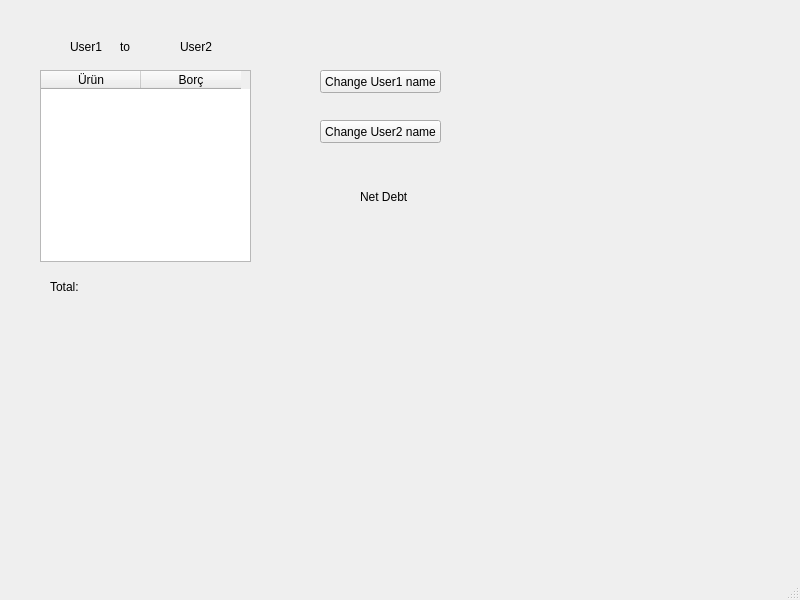
This is Resources/design.ui in hilmiguner/Debt-Calculator as Qt 5 draws it before an edit. The edited form follows.
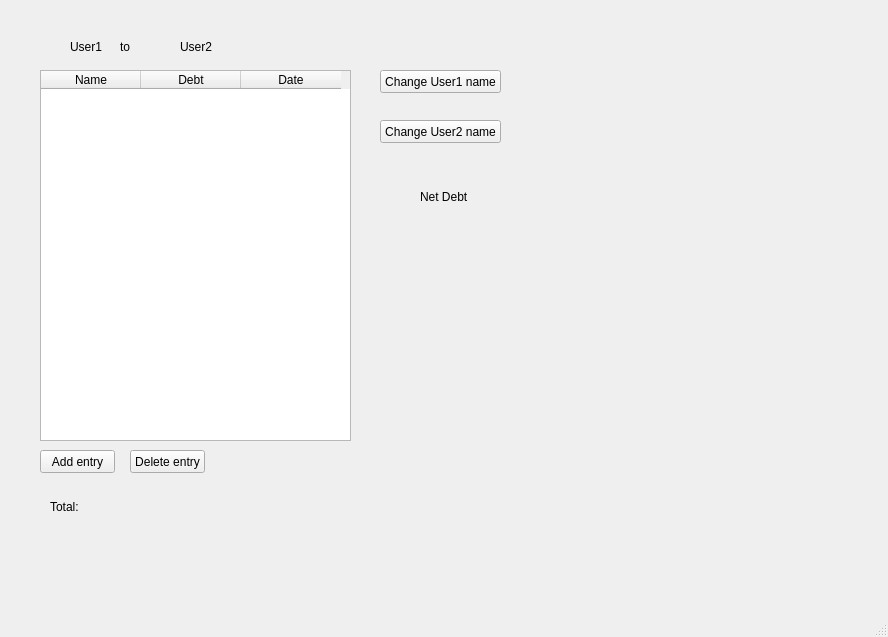
This is the edited form.

The edit to the form file:
```diff
--- a/Resources/design.ui
+++ b/Resources/design.ui
@@ -6,8 +6,8 @@
    <rect>
     <x>0</x>
     <y>0</y>
-    <width>800</width>
-    <height>600</height>
+    <width>888</width>
+    <height>637</height>
    </rect>
   </property>
   <property name="windowTitle">
@@ -19,18 +19,23 @@
      <rect>
       <x>40</x>
       <y>70</y>
-      <width>211</width>
-      <height>192</height>
+      <width>311</width>
+      <height>371</height>
      </rect>
     </property>
     <column>
      <property name="text">
-      <string>Ürün</string>
+      <string>Name</string>
      </property>
     </column>
     <column>
      <property name="text">
-      <string>Borç</string>
+      <string>Debt</string>
+     </property>
+    </column>
+    <column>
+     <property name="text">
+      <string extracomment="asdas">Date</string>
      </property>
     </column>
    </widget>
@@ -50,7 +55,7 @@
    <widget class="QPushButton" name="btnChangeUser1Name">
     <property name="geometry">
      <rect>
-      <x>320</x>
+      <x>380</x>
       <y>70</y>
       <width>121</width>
       <height>23</height>
@@ -89,7 +94,7 @@
    <widget class="QPushButton" name="btnChangeUser2Name">
     <property name="geometry">
      <rect>
-      <x>320</x>
+      <x>380</x>
       <y>120</y>
       <width>121</width>
       <height>23</height>
@@ -103,7 +108,7 @@
     <property name="geometry">
      <rect>
       <x>50</x>
-      <y>280</y>
+      <y>500</y>
       <width>47</width>
       <height>13</height>
      </rect>
@@ -115,7 +120,7 @@
    <widget class="QLabel" name="labelNetDebt">
     <property name="geometry">
      <rect>
-      <x>360</x>
+      <x>420</x>
       <y>190</y>
       <width>47</width>
       <height>13</height>
@@ -125,6 +130,32 @@
      <string>Net Debt</string>
     </property>
    </widget>
+   <widget class="QPushButton" name="btnAddEntryUser1">
+    <property name="geometry">
+     <rect>
+      <x>40</x>
+      <y>450</y>
+      <width>75</width>
+      <height>23</height>
+     </rect>
+    </property>
+    <property name="text">
+     <string>Add entry</string>
+    </property>
+   </widget>
+   <widget class="QPushButton" name="btnDeleteEntryUser1">
+    <property name="geometry">
+     <rect>
+      <x>130</x>
+      <y>450</y>
+      <width>75</width>
+      <height>23</height>
+     </rect>
+    </property>
+    <property name="text">
+     <string>Delete entry</string>
+    </property>
+   </widget>
   </widget>
   <widget class="QMenuBar" name="menubar">
    <property name="geometry">
```
Left out of the diff: 2 changed lines with no effect on the pictures.
